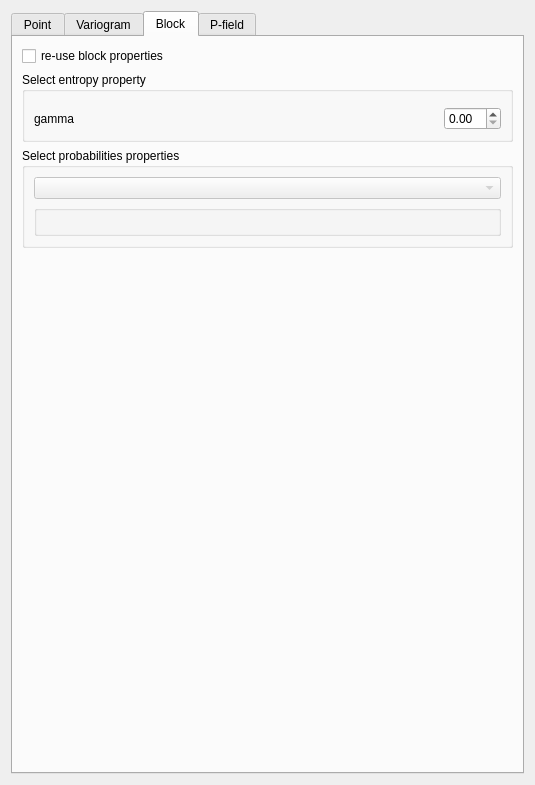
Old version of the form ui/stochastic.ui in the repository robertorolo/LPM-Geomod_Suite.
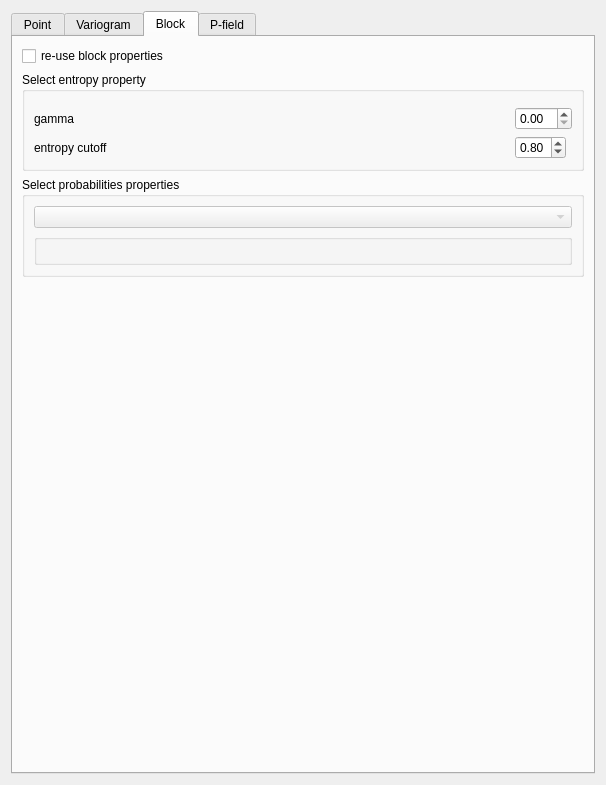
New version of the form. The open tabs and pages were chosen to show the change. Custom widgets are drawn as their Qt base class.

```diff
--- a/ui/stochastic.ui
+++ b/ui/stochastic.ui
@@ -6,7 +6,7 @@
    <rect>
     <x>0</x>
     <y>0</y>
-    <width>535</width>
+    <width>606</width>
     <height>785</height>
    </rect>
   </property>
@@ -384,6 +384,29 @@
             </property>
            </widget>
           </item>
+          <item row="5" column="0">
+           <widget class="QLabel" name="label_9">
+            <property name="text">
+             <string>entropy cutoff</string>
+            </property>
+           </widget>
+          </item>
+          <item row="5" column="2">
+           <widget class="QDoubleSpinBox" name="doubleSpinBox_2">
+            <property name="sizePolicy">
+             <sizepolicy hsizetype="Fixed" vsizetype="Fixed">
+              <horstretch>0</horstretch>
+              <verstretch>0</verstretch>
+             </sizepolicy>
+            </property>
+            <property name="maximum">
+             <double>1.000000000000000</double>
+            </property>
+            <property name="value">
+             <double>0.800000000000000</double>
+            </property>
+           </widget>
+          </item>
          </layout>
         </widget>
        </item>
```
Left out of the diff: 6 changed lines with no effect on the pictures.
